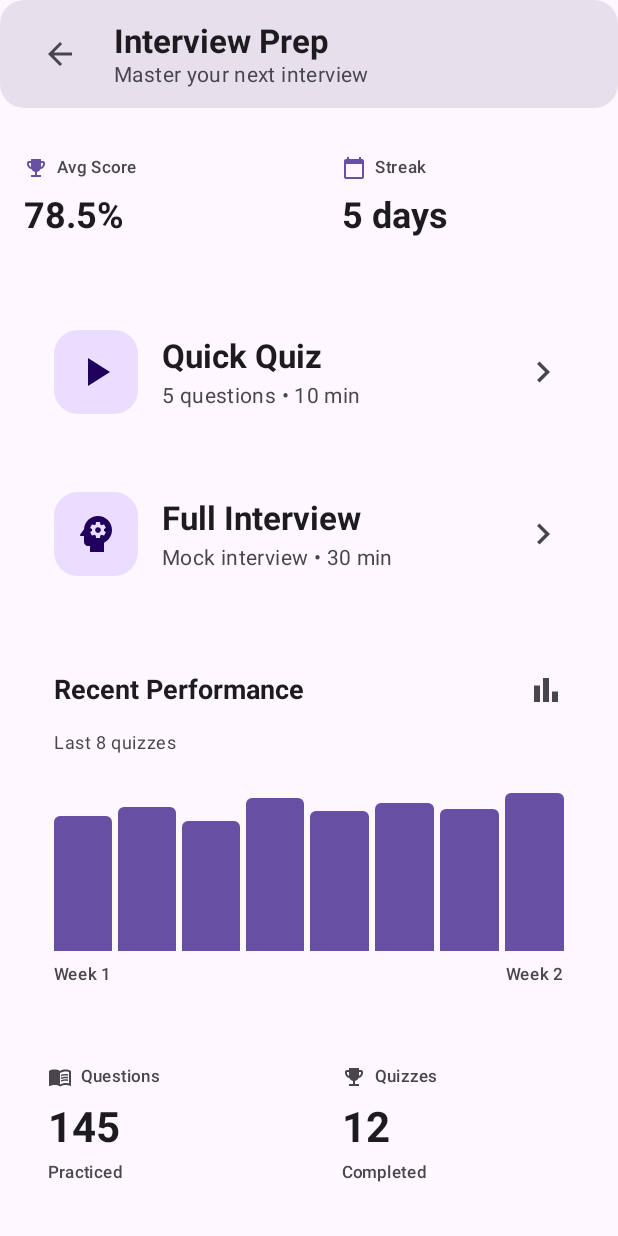
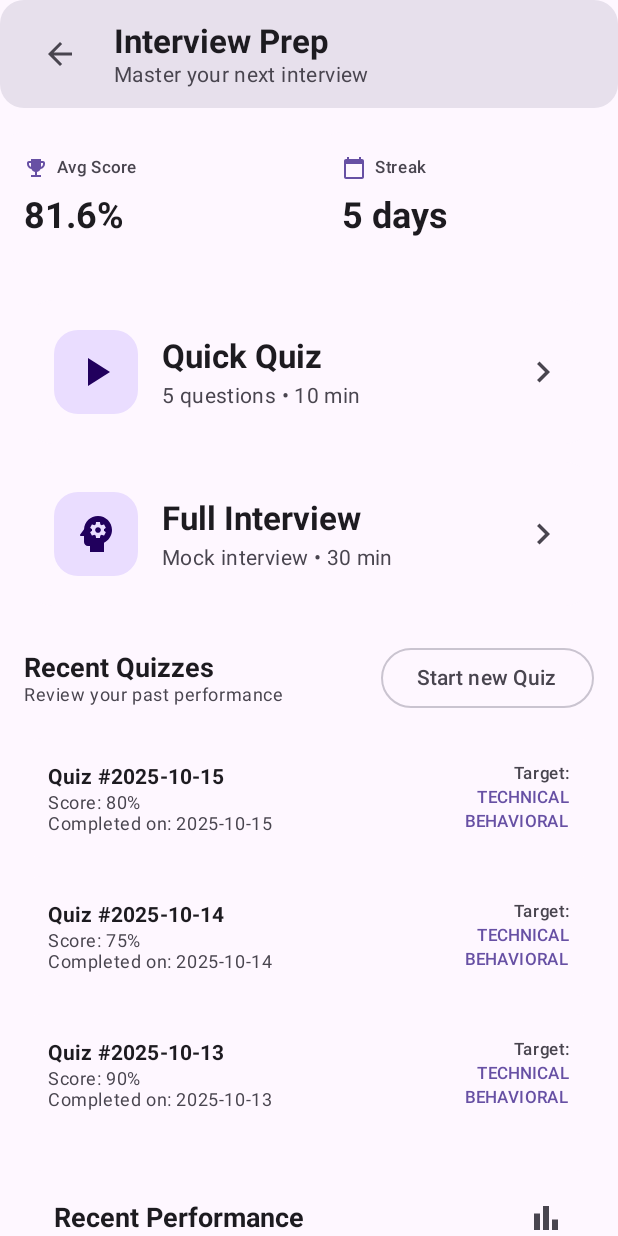
Before and after one commit to phamnhantucode/sensei-DATN-android, an Android app built with Jetpack Compose: the InterviewPrepScreen screen opened through its navigation route, on a phone screen of 412 x 824 dp. Run offline under Robolectric (Android 15) with nearby library versions, the phone set to English and light mode, and no system bars; pictures from the network do not load.

Commit message:
chore: UI update

```diff
--- a/app/src/main/java/com/phamnhantucode/aicareercoach/ui/interviewprep/InterviewPrepModels.kt
+++ b/app/src/main/java/com/phamnhantucode/aicareercoach/ui/interviewprep/InterviewPrepModels.kt
@@ -52,16 +52,6 @@ data class InterviewState(
 )
 
 /**
- * Represents a completed quiz for history
- */
-data class CompletedQuiz(
-    val id: Long,
-    val score: Int,
-    val date: LocalDateTime,
-    val totalQuestions: Int
-)
-
-/**
  * User's overall progress and statistics
  */
 data class UserProgress(
@@ -70,7 +60,7 @@ data class UserProgress(
     val questionsAnswered: Int = 0,
     val streak: Int = 0,
     val recentScores: List<Int> = emptyList(),
-    val completedQuizzes: List<CompletedQuiz> = emptyList()
+    val completedQuizStates: List<QuizState> = emptyList()
 )
 
 /**
--- a/app/src/main/java/com/phamnhantucode/aicareercoach/ui/interviewprep/InterviewPrepScreen.kt
+++ b/app/src/main/java/com/phamnhantucode/aicareercoach/ui/interviewprep/InterviewPrepScreen.kt
@@ -6,12 +6,15 @@ import androidx.compose.foundation.layout.Box
 import androidx.compose.foundation.layout.Column
 import androidx.compose.foundation.layout.Row
 import androidx.compose.foundation.layout.Spacer
+import androidx.compose.foundation.layout.WindowInsets
+import androidx.compose.foundation.layout.asPaddingValues
 import androidx.compose.foundation.layout.fillMaxHeight
 import androidx.compose.foundation.layout.fillMaxSize
 import androidx.compose.foundation.layout.fillMaxWidth
 import androidx.compose.foundation.layout.height
 import androidx.compose.foundation.layout.padding
 import androidx.compose.foundation.layout.size
+import androidx.compose.foundation.layout.systemBars
 import androidx.compose.foundation.rememberScrollState
 import androidx.compose.foundation.shape.RoundedCornerShape
 import androidx.compose.foundation.verticalScroll
@@ -50,11 +53,14 @@ import androidx.lifecycle.viewmodel.compose.viewModel
 import com.phamnhantucode.aicareercoach.ui.components.InsetAwareColumn
 import com.phamnhantucode.aicareercoach.ui.theme.AppTheme
 
+import androidx.compose.material3.OutlinedButton
+
 // Screen states
 private enum class InterviewPrepScreen {
     HOME,
     QUIZ_ACTIVE,
     QUIZ_RESULTS,
+    QUIZ_HISTORY_RESULTS,
     INTERVIEW_ACTIVE,
     INTERVIEW_RESULTS,
     PROGRESS,
@@ -67,6 +73,7 @@ fun InterviewPrepScreen(
     viewModel: InterviewPrepViewModel = viewModel(),
 ) {
     var currentScreen by remember { mutableStateOf(InterviewPrepScreen.HOME) }
+    var selectedQuizState by remember { mutableStateOf<QuizState?>(null) }
     val quizState by viewModel.quizState.collectAsStateWithLifecycle()
     val interviewState by viewModel.interviewState.collectAsStateWithLifecycle()
     val userProgress by viewModel.userProgress.collectAsStateWithLifecycle()
@@ -89,6 +96,10 @@ fun InterviewPrepScreen(
                     },
                     onNavigateToProgress = { currentScreen = InterviewPrepScreen.PROGRESS },
                     onNavigateToTips = { currentScreen = InterviewPrepScreen.TIPS },
+                    onQuizClick = {
+                        selectedQuizState = it
+                        currentScreen = InterviewPrepScreen.QUIZ_HISTORY_RESULTS
+                    },
                     onBack = onBack
                 )
 
@@ -116,6 +127,19 @@ fun InterviewPrepScreen(
                         },
                         onBackToHome = {
                             viewModel.resetQuiz()
+                            currentScreen = InterviewPrepScreen.HOME
+                        }
+                    )
+                }
+
+                InterviewPrepScreen.QUIZ_HISTORY_RESULTS -> selectedQuizState?.let { state ->
+                    QuizResultsScreen(
+                        quizState = state,
+                        onRetakeQuiz = {
+                            viewModel.startQuiz()
+                            currentScreen = InterviewPrepScreen.QUIZ_ACTIVE
+                        },
+                        onBackToHome = {
                             currentScreen = InterviewPrepScreen.HOME
                         }
                     )
@@ -170,9 +194,10 @@ private fun HomeScreen(
     onStartInterview: () -> Unit,
     onNavigateToProgress: () -> Unit,
     onNavigateToTips: () -> Unit,
+    onQuizClick: (QuizState) -> Unit,
     onBack: () -> Unit,
 ) {
-    InsetAwareColumn(
+    Column(
         modifier = Modifier
             .fillMaxSize()
             .verticalScroll(rememberScrollState())
@@ -186,7 +211,7 @@ private fun HomeScreen(
             Row(
                 modifier = Modifier
                     .fillMaxWidth()
-                    .padding(horizontal = 16.dp, vertical = 12.dp),
+                    .padding(start = 16.dp, top = 12.dp + WindowInsets.systemBars.asPaddingValues().calculateTopPadding(), bottom = 12.dp, end = 16.dp),
                 verticalAlignment = Alignment.CenterVertically,
                 horizontalArrangement = Arrangement.SpaceBetween
             ) {
@@ -262,6 +287,10 @@ private fun HomeScreen(
                 onClick = onStartInterview
             )
         }
+
+        Spacer(modifier = Modifier.height(24.dp))
+
+        RecentQuizzesSection(userProgress = userProgress, onStartQuiz = onStartQuiz, onQuizClick = onQuizClick)
 
         Spacer(modifier = Modifier.height(24.dp))
 
@@ -381,27 +410,27 @@ private fun HomeScreen(
                 .padding(horizontal = 16.dp, vertical = 12.dp),
             horizontalArrangement = Arrangement.SpaceEvenly
         ) {
-            BottomNavItem(
-                icon = Icons.Default.Home,
-                label = "Home",
-                selected = true,
-                onClick = {}
-            )
-            BottomNavItem(
-                icon = Icons.Default.TrendingUp,
-                label = "Progress",
-                selected = false,
-                onClick = onNavigateToProgress
-            )
-            BottomNavItem(
-                icon = Icons.Default.Lightbulb,
-                label = "Tips",
-                selected = false,
-                onClick = onNavigateToTips
-            )
+//            BottomNavItem(
+//                icon = Icons.Default.Home,
+//                label = "Home",
+//                selected = true,
+//                onClick = {}
+//            )
+//            BottomNavItem(
+//                icon = Icons.Default.TrendingUp,
+//                label = "Progress",
+//                selected = false,
+//                onClick = onNavigateToProgress
+//            )
+//            BottomNavItem(
+//                icon = Icons.Default.Lightbulb,
+//                label = "Tips",
+//                selected = false,
+//                onClick = onNavigateToTips
+//            )
         }
 
-        Spacer(modifier = Modifier.height(16.dp))
+        Spacer(modifier = Modifier.height(16.dp + WindowInsets.systemBars.asPaddingValues().calculateBottomPadding()))
     }
 }
 
@@ -521,6 +550,100 @@ private fun ActionCard(
 }
 
 @Composable
+private fun RecentQuizzesSection(
+    userProgress: UserProgress,
+    onStartQuiz: () -> Unit,
+    onQuizClick: (QuizState) -> Unit
+) {
+    Column(
+        modifier = Modifier
+            .fillMaxWidth()
+            .padding(horizontal = 16.dp)
+    ) {
+        Row(
+            modifier = Modifier.fillMaxWidth(),
+            horizontalArrangement = Arrangement.SpaceBetween,
+            verticalAlignment = Alignment.CenterVertically
+        ) {
+            Column {
+                Text(
+                    text = "Recent Quizzes",
+                    style = MaterialTheme.typography.titleMedium,
+                    fontWeight = FontWeight.Bold
+                )
+                Text(
+                    text = "Review your past performance",
+                    style = MaterialTheme.typography.bodySmall,
+                    color = MaterialTheme.colorScheme.onSurfaceVariant
+                )
+            }
+            OutlinedButton(onClick = onStartQuiz) {
+                Text(text = "Start new Quiz")
+            }
+        }
+
+        Spacer(modifier = Modifier.height(16.dp))
+
+        Column(verticalArrangement = Arrangement.spacedBy(12.dp)) {
+            userProgress.completedQuizStates.forEach {
+                QuizItem(quiz = it, onClick = { onQuizClick(it) })
+            }
+        }
+    }
+}
+
+@Composable
+private fun QuizItem(quiz: QuizState, onClick: () -> Unit) {
+    Card(
+        modifier = Modifier.fillMaxWidth(),
+        onClick = onClick,
+        colors = CardDefaults.cardColors(
+            containerColor = MaterialTheme.colorScheme.surface
+        )
+    ) {
+        Row(
+            modifier = Modifier
+                .fillMaxWidth()
+                .padding(16.dp),
+            horizontalArrangement = Arrangement.SpaceBetween,
+            verticalAlignment = Alignment.CenterVertically
+        ) {
+            Column {
+                Text(
+                    text = "Quiz #${quiz.timeStarted.toLocalDate()}",
+                    style = MaterialTheme.typography.titleSmall,
+                    fontWeight = FontWeight.Bold
+                )
+                Text(
+                    text = "Score: ${quiz.finalScore}%",
+                    style = MaterialTheme.typography.bodySmall,
+                    color = MaterialTheme.colorScheme.onSurfaceVariant
+                )
+                Text(
+                    text = "Completed on: ${quiz.timeStarted.toLocalDate()}",
+                    style = MaterialTheme.typography.bodySmall,
+                    color = MaterialTheme.colorScheme.onSurfaceVariant
+                )
+            }
+            Column(horizontalAlignment = Alignment.End) {
+                Text(
+                    text = "Target:",
+                    style = MaterialTheme.typography.labelSmall,
+                    color = MaterialTheme.colorScheme.onSurfaceVariant
+                )
+                quiz.questions.map { it.category }.distinct().forEach {
+                    Text(
+                        text = it.name,
+                        style = MaterialTheme.typography.labelSmall,
+                        color = MaterialTheme.colorScheme.primary
+                    )
+                }
+            }
+        }
+    }
+}
+
+@Composable
 private fun StatsInfoCard(
     modifier: Modifier = Modifier,
     icon: androidx.compose.ui.graphics.vector.ImageVector,
@@ -616,6 +739,7 @@ private fun HomeScreenPreview() {
             onStartInterview = {},
             onNavigateToProgress = {},
             onNavigateToTips = {},
+            onQuizClick = {},
             onBack = {}
         )
     }
--- a/app/src/main/java/com/phamnhantucode/aicareercoach/ui/interviewprep/InterviewPrepViewModel.kt
+++ b/app/src/main/java/com/phamnhantucode/aicareercoach/ui/interviewprep/InterviewPrepViewModel.kt
@@ -12,24 +12,6 @@ import java.time.LocalDateTime
 import kotlin.math.round
 
 class InterviewPrepViewModel : ViewModel() {
-
-    private val _quizState = MutableStateFlow<QuizState?>(null)
-    val quizState: StateFlow<QuizState?> = _quizState.asStateFlow()
-
-    private val _interviewState = MutableStateFlow<InterviewState?>(null)
-    val interviewState: StateFlow<InterviewState?> = _interviewState.asStateFlow()
-
-    private val _userProgress = MutableStateFlow(UserProgress(
-        totalQuizzes = 12,
-        averageScore = 78.5,
-        questionsAnswered = 145,
-        streak = 5,
-        recentScores = listOf(75, 80, 72, 85, 78, 82, 79, 88),
-        completedQuizzes = emptyList()
-    ))
-    val userProgress: StateFlow<UserProgress> = _userProgress.asStateFlow()
-
-    private var timerJob: Job? = null
 
     // Sample quiz questions
     private val quizQuestions = listOf(
@@ -126,6 +108,28 @@ class InterviewPrepViewModel : ViewModel() {
         )
     )
 
+    private val _quizState = MutableStateFlow<QuizState?>(null)
+    val quizState: StateFlow<QuizState?> = _quizState.asStateFlow()
+
+    private val _interviewState = MutableStateFlow<InterviewState?>(null)
+    val interviewState: StateFlow<InterviewState?> = _interviewState.asStateFlow()
+
+    private val _userProgress = MutableStateFlow(UserProgress(
+        totalQuizzes = 3,
+        averageScore = 81.6,
+        questionsAnswered = 15,
+        streak = 5,
+        recentScores = listOf(75, 80, 90),
+        completedQuizStates = listOf(
+            QuizState(quizQuestions.take(5), 5, mapOf(0 to 1, 1 to 1, 2 to 1, 3 to 1, 4 to 2), true, LocalDateTime.now().minusDays(1), 80),
+            QuizState(quizQuestions.take(5), 5, mapOf(0 to 1, 1 to 1, 2 to 1, 3 to 1, 4 to 1), true, LocalDateTime.now().minusDays(2), 75),
+            QuizState(quizQuestions.take(5), 5, mapOf(0 to 1, 1 to 1, 2 to 1, 3 to 1, 4 to 1), true, LocalDateTime.now().minusDays(3), 90)
+        )
+    ))
+    val userProgress: StateFlow<UserProgress> = _userProgress.asStateFlow()
+
+    private var timerJob: Job? = null
+
     fun startQuiz() {
         _quizState.value = QuizState(
             questions = quizQuestions,
@@ -190,22 +194,15 @@ class InterviewPrepViewModel : ViewModel() {
     private fun completeQuiz() {
         _quizState.value?.let { state ->
             val score = calculateScore(state.questions, state.answers)
-            val newQuiz = CompletedQuiz(
-                id = System.currentTimeMillis(),
-                score = score,
-                date = LocalDateTime.now(),
-                totalQuestions = state.questions.size
-            )
+            val completedState = state.copy(isComplete = true, finalScore = score)
 
             _userProgress.value = _userProgress.value.copy(
-                completedQuizzes = listOf(newQuiz) + _userProgress.value.completedQuizzes,
+                totalQuizzes = _userProgress.value.totalQuizzes + 1,
+                completedQuizStates = listOf(completedState) + _userProgress.value.completedQuizStates,
                 recentScores = (_userProgress.value.recentScores + score).takeLast(8)
             )
 
-            _quizState.value = state.copy(
-                isComplete = true,
-                finalScore = score
-            )
+            _quizState.value = completedState
         }
     }
 
```
Also changed, not shown: app/src/main/java/com/phamnhantucode/aicareercoach/ui/industryinsights/IndustryInsights.kt (+15 -7 lines), app/src/main/java/com/phamnhantucode/aicareercoach/ui/interviewprep/ProgressAndTipsScreens.kt (+5 -5 lines).
